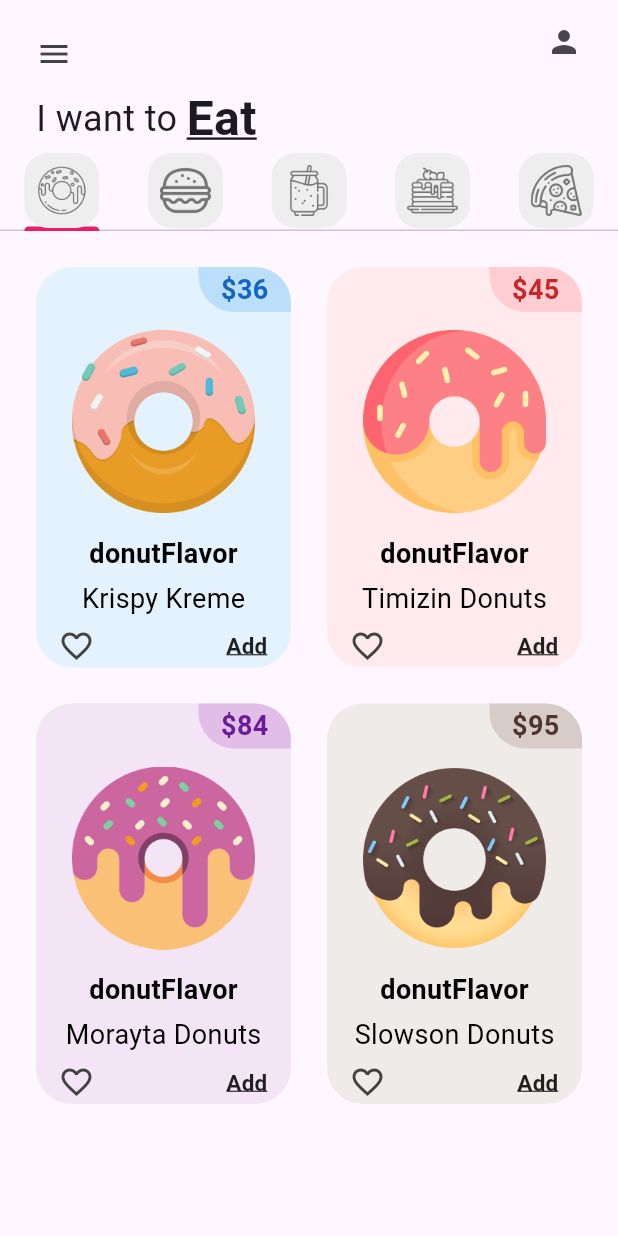
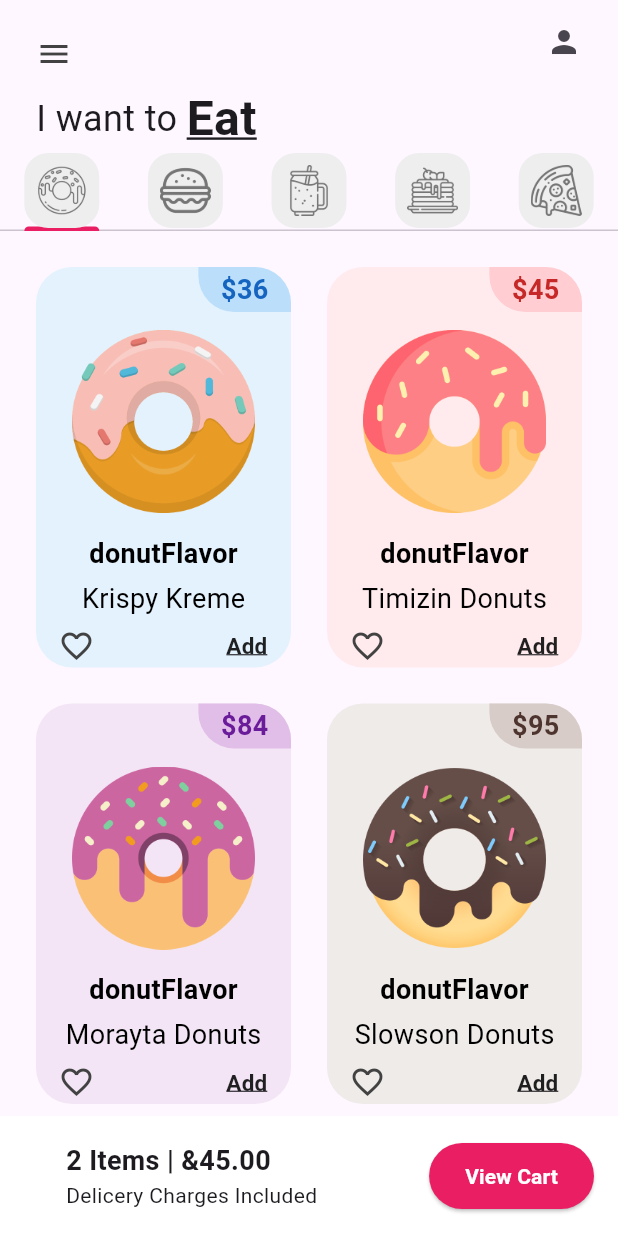
Before and after one commit to Maverick2505/donut_app_4sa, a Flutter app: the screen it shows after launch, on a phone screen of 412 x 824 dp. Run offline on Flutter 3.47's test engine with Material 3 defaults, Android fonts, the phone set to English and light mode, and no system bars.

Commit message:
ShoppingCaert_addded

```diff
--- a/lib/pages/home_page.dart
+++ b/lib/pages/home_page.dart
@@ -4,6 +4,7 @@ import 'package:donut_app_4sa/tabs/pancakes_tab.dart';
 import 'package:donut_app_4sa/tabs/pizza_tab.dart';
 import 'package:donut_app_4sa/tabs/smoothie_tab.dart';
 import 'package:donut_app_4sa/utils/my_tab.dart';
+import 'package:donut_app_4sa/utils/shopping_cart.dart';
 import 'package:flutter/material.dart';
 
 class HomePage extends StatefulWidget {
@@ -74,8 +75,9 @@ class _HomePageState extends State<HomePage> {
               PancakesTab(),
               PizzaTab(),
             ]),
-          )
+          ),
           //4 Carrito (Car)
+          const ShoppingCart()
           ],
         )
       ),
--- /dev/null
+++ b/lib/utils/shopping_cart.dart
@@ -0,0 +1,44 @@
+import 'package:flutter/material.dart';
+
+class ShoppingCart extends StatelessWidget {
+  const ShoppingCart({
+    super.key,
+  });
+
+  @override
+  Widget build(BuildContext context) {
+    return Container(
+      color:Colors.white,
+      padding: const EdgeInsets.all(16),
+      child: Row(
+        mainAxisAlignment: MainAxisAlignment.spaceBetween,
+        children: [
+          const Padding(
+            padding: EdgeInsets.only(left: 28),
+            child: Column(
+              crossAxisAlignment: CrossAxisAlignment.start,
+              children: [
+                Text("2 Items | \&45.00", style :TextStyle(
+                  fontSize: 18,
+                  fontWeight: FontWeight.bold,),),
+                Text("Delicery Charges Included")
+            ],
+            ),
+          ),
+          ElevatedButton(onPressed: (){},
+                style: ElevatedButton.styleFrom(
+                  backgroundColor: Colors.pink,
+                  padding: const EdgeInsets.symmetric(
+                    horizontal:24,
+                    vertical:12)
+                  ),
+                  child: const Text("View Cart",
+                  style: TextStyle(
+                    color: Colors.white,
+                    fontWeight: FontWeight.bold,
+                  )))
+        ],
+      ),
+    );
+  }
+}
```
